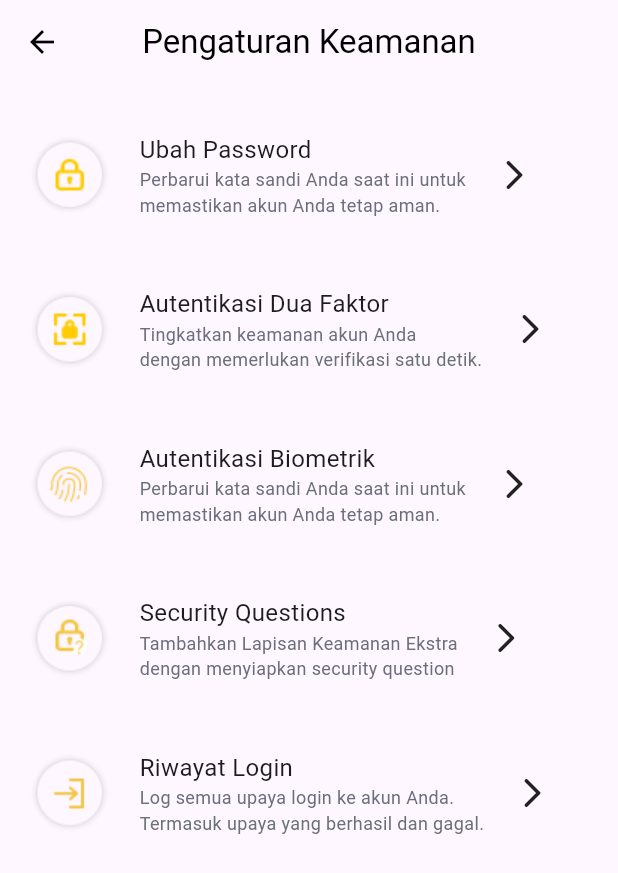
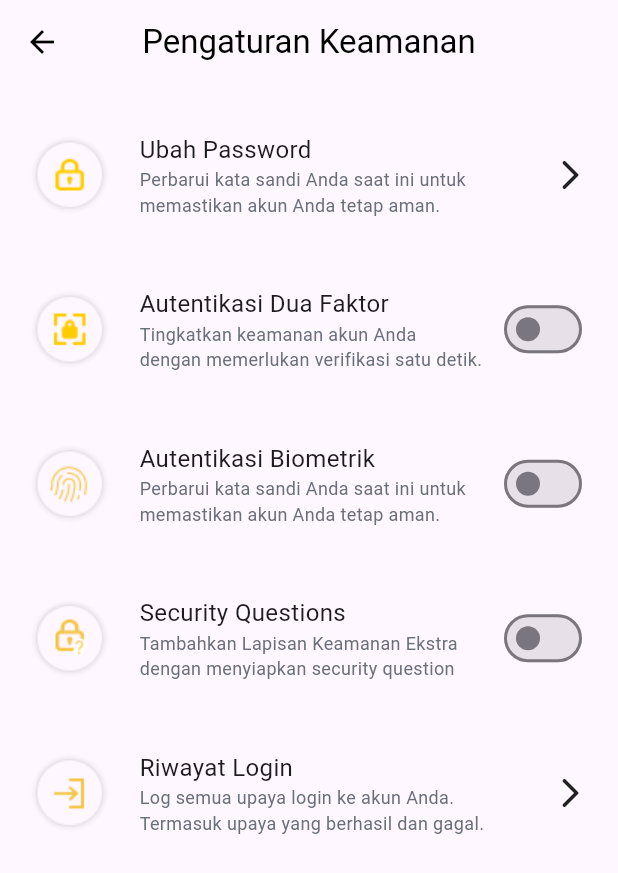
Before and after one commit to ahfary/hirequest, a Flutter app: the screen it shows after launch, on a phone screen of 412 x 824 dp. Shown: the top 873 px of the screen. Run offline on Flutter 3.47's test engine with Material 3 defaults, Android fonts, the phone set to English and light mode, and no system bars.

Commit message:
user change password sama setting

```diff
--- a/lib/pages/auth/ubah_password.dart
+++ b/lib/pages/auth/ubah_password.dart
@@ -1,7 +1,7 @@
 // ignore_for_file: prefer_const_constructors, prefer_const_literals_to_create_immutables
 
 import 'package:flutter/material.dart';
-import 'package:hirequest/widgets/bottom_navigation.dart';
+// import 'package:hirequest/widgets/bottom_navigation.dart';
 
 class UbahPasswordPage extends StatelessWidget {
   const UbahPasswordPage({super.key});
--- a/lib/pages/profile/user_security.dart
+++ b/lib/pages/profile/user_security.dart
@@ -1,8 +1,16 @@
 import 'package:flutter/material.dart';
-import 'package:hirequest/widgets/bottom_navigation.dart';
 
-class SecurityPage extends StatelessWidget {
+class SecurityPage extends StatefulWidget {
   const SecurityPage({super.key});
+
+  @override
+  _SecurityPageState createState() => _SecurityPageState();
+}
+
+class _SecurityPageState extends State<SecurityPage> {
+  bool isTwoFactorAuthEnabled = false;
+  bool isBiometricAuthEnabled = false;
+  bool isSecurityQuestionsEnabled = false;
 
   @override
   Widget build(BuildContext context) {
@@ -26,99 +34,149 @@ class SecurityPage extends StatelessWidget {
         padding: const EdgeInsets.symmetric(vertical: 24),
         child: Center(
           child: Column(
-            // crossAxisAlignment: CrossAxisAlignment.start,
             children: [
               Padding(
                 padding: const EdgeInsets.symmetric(horizontal: 20, vertical: 8),
                 child: Row(
                   children: [
                     Image.asset('assets/icons/ubahPassword.png'),
-                    SizedBox(width: 20),
-                    Column(
+                    const SizedBox(width: 20),
+                    const Column(
                       crossAxisAlignment: CrossAxisAlignment.start,
                       children: [
-                        Text("Ubah Password", style: TextStyle(fontSize: 16),),
-                        Text("Perbarui kata sandi Anda saat ini untuk\nmemastikan akun Anda tetap aman.", style: TextStyle(fontSize: 12 ,color: Color(0xff6A6F7B)),)
+                        Text(
+                          "Ubah Password",
+                          style: TextStyle(fontSize: 16),
+                        ),
+                        Text(
+                          "Perbarui kata sandi Anda saat ini untuk\nmemastikan akun Anda tetap aman.",
+                          style: TextStyle(fontSize: 12, color: Color(0xff6A6F7B)),
+                        ),
                       ],
                     ),
-                    SizedBox(width: 20),
-                    Icon(Icons.arrow_forward_ios_rounded)
+                    const Spacer(),
+                    const Icon(Icons.arrow_forward_ios_rounded),
                   ],
                 ),
               ),
-              SizedBox(height: 30,),
+              const SizedBox(height: 30),
               Padding(
                 padding: const EdgeInsets.symmetric(horizontal: 20, vertical: 8),
                 child: Row(
                   children: [
                     Image.asset('assets/icons/a2f.png'),
-                    SizedBox(width: 20),
-                    Column(
+                    const SizedBox(width: 20),
+                    const Column(
                       crossAxisAlignment: CrossAxisAlignment.start,
-                      children: [
-                        Text("Autentikasi Dua Faktor", style: TextStyle(fontSize: 16),),
-                        Text("Tingkatkan keamanan akun Anda\ndengan memerlukan verifikasi satu detik.", style: TextStyle(fontSize: 12 ,color: Color(0xff6A6F7B)),)
+                      children:  [
+                        Text(
+                          "Autentikasi Dua Faktor",
+                          style: TextStyle(fontSize: 16),
+                        ),
+                        Text(
+                          "Tingkatkan keamanan akun Anda\ndengan memerlukan verifikasi satu detik.",
+                          style: TextStyle(fontSize: 12, color: Color(0xff6A6F7B)),
+                        ),
                       ],
                     ),
-                    SizedBox(width: 20),
-                    Icon(Icons.arrow_forward_ios_rounded)
+                    const Spacer(),
+                    Switch(
+                      value: isTwoFactorAuthEnabled,
+                      onChanged: (value) {
+                        setState(() {
+                          isTwoFactorAuthEnabled = value;
+                        });
+                      },
+                    ),
                   ],
                 ),
               ),
-              SizedBox(height: 30,),
+              const SizedBox(height: 30),
               Padding(
                 padding: const EdgeInsets.symmetric(horizontal: 20, vertical: 8),
                 child: Row(
                   children: [
                     Image.asset('assets/icons/fingerprint.png'),
-                    SizedBox(width: 20),
-                    Column(
+                    const SizedBox(width: 20),
+                    const Column(
                       crossAxisAlignment: CrossAxisAlignment.start,
                       children: [
-                        Text("Autentikasi Biometrik", style: TextStyle(fontSize: 16),),
-                        Text("Perbarui kata sandi Anda saat ini untuk\nmemastikan akun Anda tetap aman.", style: TextStyle(fontSize: 12 ,color: Color(0xff6A6F7B)),)
+                        Text(
+                          "Autentikasi Biometrik",
+                          style: TextStyle(fontSize: 16),
+                        ),
+                        Text(
+                          "Perbarui kata sandi Anda saat ini untuk\nmemastikan akun Anda tetap aman.",
+                          style: TextStyle(fontSize: 12, color: Color(0xff6A6F7B)),
+                        ),
                       ],
                     ),
-                    SizedBox(width: 20),
-                    Icon(Icons.arrow_forward_ios_rounded)
+                    const Spacer(),
+                    Switch(
+                      value: isBiometricAuthEnabled,
+                      onChanged: (value) {
+                        setState(() {
+                          isBiometricAuthEnabled = value;
+                        });
+                      },
+                    ),
                   ],
                 ),
               ),
-              SizedBox(height: 30,),
+              const SizedBox(height: 30),
               Padding(
                 padding: const EdgeInsets.symmetric(horizontal: 20, vertical: 8),
                 child: Row(
                   children: [
                     Image.asset('assets/icons/securityQuestions.png'),
-                    SizedBox(width: 20),
-                    Column(
+                    const SizedBox(width: 20),
+                    const Column(
                       crossAxisAlignment: CrossAxisAlignment.start,
                       children: [
-                        Text("Security Questions", style: TextStyle(fontSize: 16),),
-                        Text("Tambahkan Lapisan Keamanan Ekstra\ndengan menyiapkan security question", style: TextStyle(fontSize: 12 ,color: Color(0xff6A6F7B)),)
+                        Text(
+                          "Security Questions",
+                          style: TextStyle(fontSize: 16),
+                        ),
+                        Text(
+                          "Tambahkan Lapisan Keamanan Ekstra\ndengan menyiapkan security question",
+                          style: TextStyle(fontSize: 12, color: Color(0xff6A6F7B)),
+                        ),
                       ],
                     ),
-                    SizedBox(width: 20),
-                    Icon(Icons.arrow_forward_ios_rounded)
+                    const Spacer(),
+                    Switch(
+                      value: isSecurityQuestionsEnabled,
+                      onChanged: (value) {
+                        setState(() {
+                          isSecurityQuestionsEnabled = value;
+                        });
+                      },
+                    ),
                   ],
                 ),
               ),
-              SizedBox(height: 30,),
+              const SizedBox(height: 30),
               Padding(
                 padding: const EdgeInsets.symmetric(horizontal: 20, vertical: 8),
                 child: Row(
                   children: [
                     Image.asset('assets/icons/riwayatLogin.png'),
-                    SizedBox(width: 20),
-                    Column(
+                    const SizedBox(width: 20),
+                    const Column(
                       crossAxisAlignment: CrossAxisAlignment.start,
                       children: [
-                        Text("Riwayat Login", style: TextStyle(fontSize: 16),),
-                        Text("Log semua upaya login ke akun Anda.\nTermasuk upaya yang berhasil dan gagal.", style: TextStyle(fontSize: 12 ,color: Color(0xff6A6F7B)),)
+                        Text(
+                          "Riwayat Login",
+                          style: TextStyle(fontSize: 16),
+                        ),
+                        Text(
+                          "Log semua upaya login ke akun Anda.\nTermasuk upaya yang berhasil dan gagal.",
+                          style: TextStyle(fontSize: 12, color: Color(0xff6A6F7B)),
+                        ),
                       ],
                     ),
-                    SizedBox(width: 20),
-                    Icon(Icons.arrow_forward_ios_rounded)
+                    const Spacer(),
+                    const Icon(Icons.arrow_forward_ios_rounded),
                   ],
                 ),
               ),
```
Also changed, not shown: lib/main.dart (+1 -9 lines), lib/pages/profile/user_change_password.dart (+66 -0 lines), lib/widgets/switch_togle.dart (added, +33 -0 lines).
